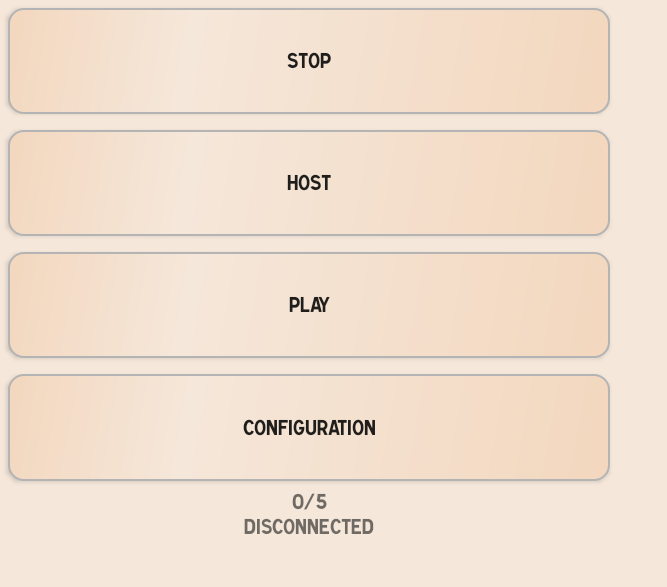
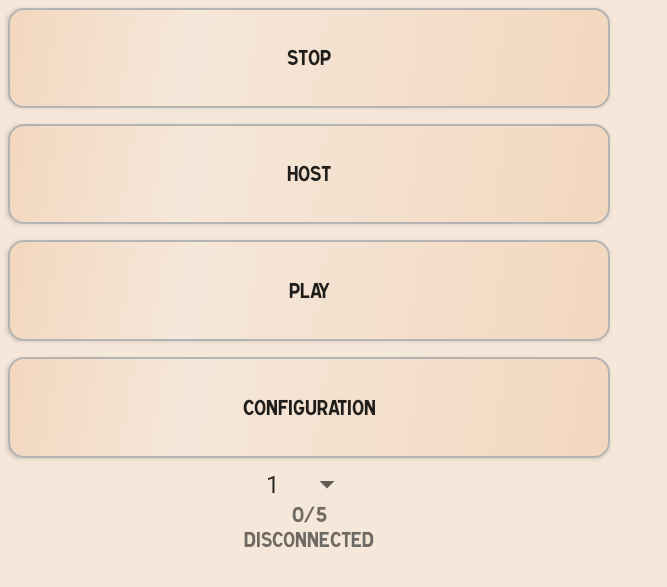
Before and after one commit to TomLeCollegue/Urbalog, an Android app: the screen it shows after launch (AdminConnectionActivity), after a tap on "ADMINISTRATEUR", on a phone screen of 824 x 412 dp (held sideways). Shown: the top 587 px of the screen, without its empty margins (0-667 px from the left). Run offline under Robolectric (Android 15) with nearby library versions, the phone set to English and light mode, and no system bars; Roboto replaces fonts that are not available here; 1 statement that could not run was skipped.

Commit message:
Modif live NB player

```diff
--- a/app/src/main/java/com/example/urbalog/AdminConnectionActivity.java
+++ b/app/src/main/java/com/example/urbalog/AdminConnectionActivity.java
@@ -3,7 +3,10 @@ package com.example.urbalog;
 import android.content.Intent;
 import android.os.Bundle;
 import android.view.View;
+import android.widget.AdapterView;
+import android.widget.ArrayAdapter;
 import android.widget.Button;
+import android.widget.Spinner;
 import android.widget.TextView;
 
 import androidx.appcompat.app.AppCompatActivity;
@@ -16,6 +19,7 @@ import com.example.urbalog.Json.JsonRole;
 
 import java.io.IOException;
 import java.util.ArrayList;
+import java.util.List;
 
 public class AdminConnectionActivity extends AppCompatActivity {
     public static NetworkHelper net; // Temporary until class can be parcelable and send in intent
@@ -28,6 +32,8 @@ public class AdminConnectionActivity extends AppCompatActivity {
     private static TextView tPlayers;
     private TextView tStatus;
     private Game currentGame;
+
+    private Spinner SpinnerPlayer;
 
     @Override
     protected void onCreate(Bundle savedInstanceState) {
@@ -47,6 +53,33 @@ public class AdminConnectionActivity extends AppCompatActivity {
         this.bStop = (Button)findViewById(R.id.stopButton);
         tPlayers = (TextView) findViewById(R.id.nbPlayer);
         this.tStatus = (TextView) findViewById(R.id.statusText);
+
+        SpinnerPlayer = (Spinner) findViewById(R.id.spinnerNBplayer);
+
+        List<Integer> ListNB = new ArrayList<>();
+        ListNB.add(1);
+        ListNB.add(2);
+        ListNB.add(3);
+        ListNB.add(4);
+        ListNB.add(5);
+
+        ArrayAdapter<Integer> adapter = new ArrayAdapter<Integer>(this, android.R.layout.simple_spinner_item, ListNB);
+        adapter.setDropDownViewResource(android.R.layout.simple_spinner_dropdown_item);
+
+        SpinnerPlayer.setAdapter(adapter);
+
+        SpinnerPlayer.setOnItemSelectedListener(new AdapterView.OnItemSelectedListener() {
+            @Override
+            public void onItemSelected(AdapterView<?> parent, View view, int position, long id) {
+                net.setNB_PLAYERS(position+1);
+            }
+
+            @Override
+            public void onNothingSelected(AdapterView<?> parent) {
+
+            }
+        });
+
 
         bHost.setOnClickListener(new View.OnClickListener() {
             @Override
@@ -99,7 +132,7 @@ public class AdminConnectionActivity extends AppCompatActivity {
 
     public static void updateNbPlayers(int nb)
     {
-        tPlayers.setText(nb+"/5");
+        tPlayers.setText(nb+"/"+ net.getNbPlayers());
     }
 
     public void updateStatus(String s)
--- a/app/src/main/java/com/example/urbalog/MainActivity.java
+++ b/app/src/main/java/com/example/urbalog/MainActivity.java
@@ -5,6 +5,7 @@ import android.content.Intent;
 import android.content.pm.PackageManager;
 import android.os.Bundle;
 import android.view.View;
+import android.widget.TextView;
 import android.widget.Toast;
 
 import androidx.annotation.CallSuper;
@@ -16,7 +17,10 @@ import com.example.urbalog.Class.Building;
 
 import java.util.ArrayList;
 
+
 public class MainActivity extends AppCompatActivity {
+
+    public static String VERSION = "© Alpha V3.113";
 
     ArrayList<Building> listeBuilding = new ArrayList<>();
 
@@ -24,6 +28,9 @@ public class MainActivity extends AppCompatActivity {
     protected void onCreate(Bundle savedInstanceState) {
         super.onCreate(savedInstanceState);
         setContentView(R.layout.activity_main);
+
+        TextView version_text = findViewById(R.id.textView_version);
+        version_text.setText(VERSION);
     }
 
     public void changeActivityPlayer(View view) {
--- a/app/src/main/java/com/example/urbalog/NetworkHelper.java
+++ b/app/src/main/java/com/example/urbalog/NetworkHelper.java
@@ -852,4 +852,8 @@ public class NetworkHelper implements Serializable {
         Random r = new Random();
         return r.nextInt((max - min) + 1) + min;
     }
+
+    public void setNB_PLAYERS(int NB_PLAYERS) {
+        this.NB_PLAYERS = NB_PLAYERS;
+    }
 }
--- a/app/src/main/res/layout/activity_admin_connection.xml
+++ b/app/src/main/res/layout/activity_admin_connection.xml
@@ -56,6 +56,12 @@
             android:fontFamily="@font/caractere_l1"
             android:text="@string/configButton" />
 
+        <Spinner
+            android:id="@+id/spinnerNBplayer"
+            android:layout_width="wrap_content"
+            android:layout_height="wrap_content"
+            android:layout_gravity="center_horizontal" />
+
         <LinearLayout
             android:layout_width="match_parent"
             android:layout_height="wrap_content"
--- a/app/src/main/res/layout/activity_main.xml
+++ b/app/src/main/res/layout/activity_main.xml
@@ -20,12 +20,12 @@
             app:srcCompat="@drawable/texte_urbalog" />
 
         <TextView
-            android:id="@+id/textView"
+            android:id="@+id/textView_version"
             android:layout_width="wrap_content"
             android:layout_height="wrap_content"
             android:layout_gravity="bottom|center_horizontal"
             android:fontFamily="@font/ariali"
-            android:text="© Beta V3.113" />
+            android:text="© Alpha V3.113" />
 
     </LinearLayout>
 
```
